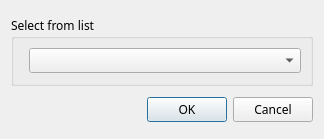
The window that sdrgui/gui/samplingdevicedialog.ui (f4exb/sdrangel) describes before a commit, drawn with Qt 5.
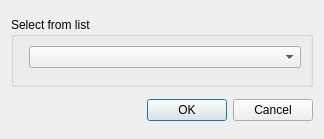
The same window after the commit.

Commit message: sdrgui: changed all fonts to Liberation

Diff of the .ui file:
```diff
--- a/sdrgui/gui/samplingdevicedialog.ui
+++ b/sdrgui/gui/samplingdevicedialog.ui
@@ -12,7 +12,7 @@
   </property>
   <property name="font">
    <font>
-    <family>Sans Serif</family>
+    <family>Liberation Sans</family>
     <pointsize>9</pointsize>
    </font>
   </property>
```
The commit also changes 18 other files.
